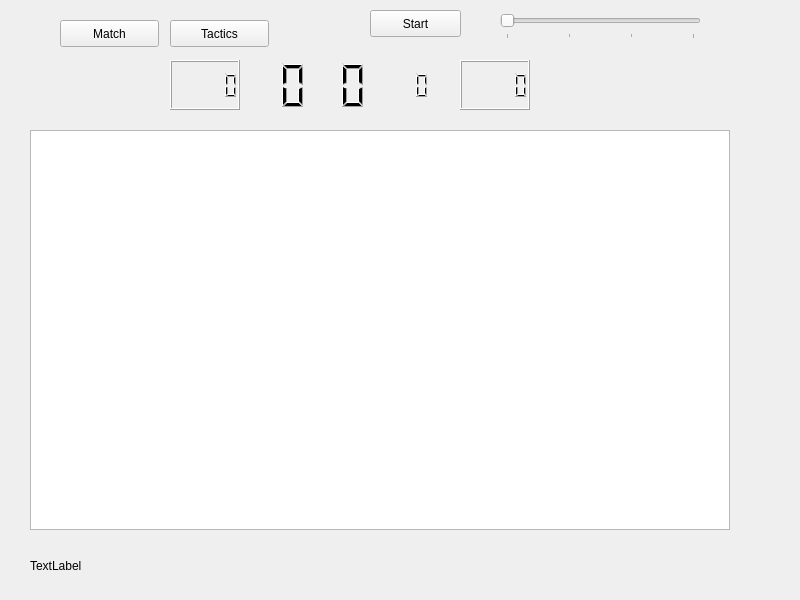
First picture: the form in MatchScreen.ui, repository walsh06/BasketballManager, before the edit.
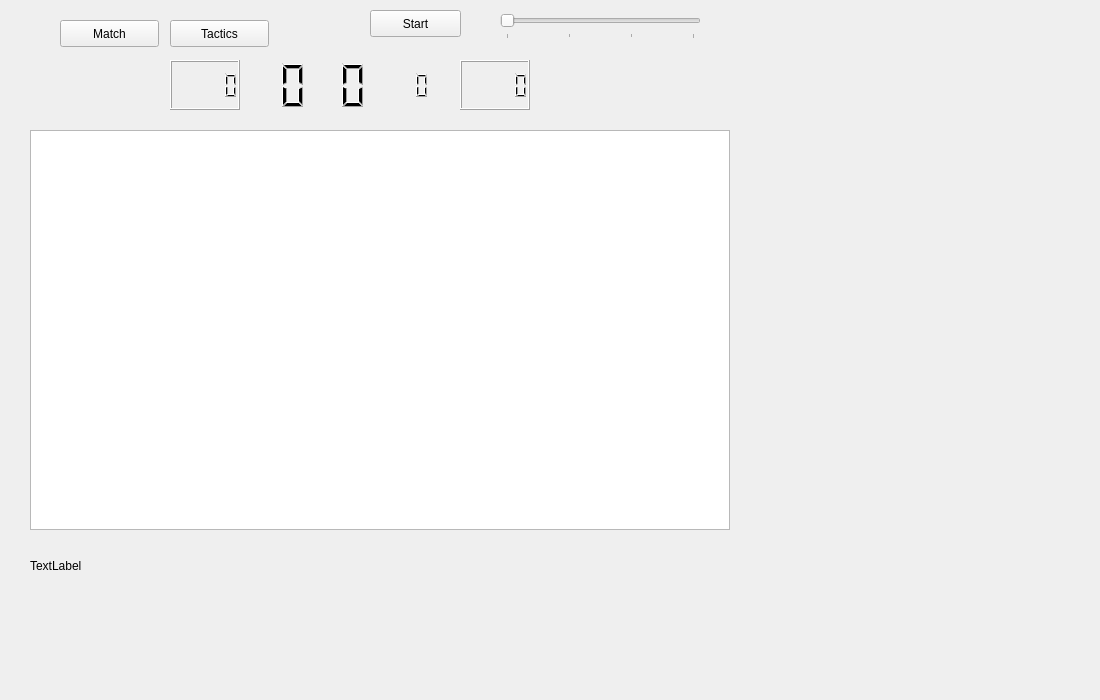
Second picture: the form after the edit.

```diff
--- a/MatchScreen.ui
+++ b/MatchScreen.ui
@@ -6,8 +6,8 @@
    <rect>
     <x>0</x>
     <y>0</y>
-    <width>800</width>
-    <height>600</height>
+    <width>1100</width>
+    <height>700</height>
    </rect>
   </property>
   <property name="windowTitle">
```
